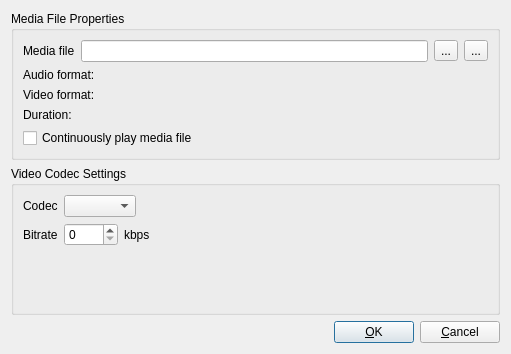
Qt form Client/qtTeamTalk/streammediafile.ui (Vector1990/TeamTalk5) before a commit.
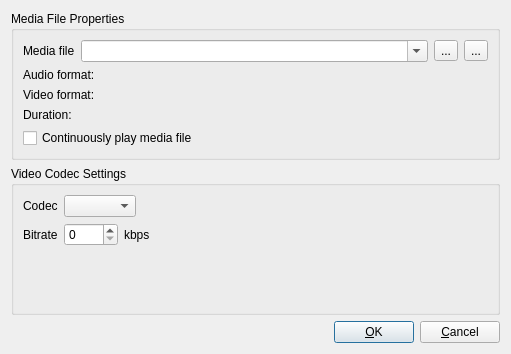
The same form after that commit. Icons and pictures are not drawn.

Commit message: Combobox of streamed files

```diff
--- a/Client/qtTeamTalk/streammediafile.ui
+++ b/Client/qtTeamTalk/streammediafile.ui
@@ -21,7 +21,7 @@
      </property>
      <layout class="QVBoxLayout" name="verticalLayout">
       <item>
-       <layout class="QHBoxLayout" name="horizontalLayout">
+       <layout class="QHBoxLayout" name="horizontalLayout" stretch="0,1,0,0">
         <item>
          <widget class="QLabel" name="label">
           <property name="text">
@@ -33,7 +33,11 @@
          </widget>
         </item>
         <item>
-         <widget class="QLineEdit" name="mediafileEdit"/>
+         <widget class="QComboBox" name="mediafileComboBox">
+          <property name="editable">
+           <bool>true</bool>
+          </property>
+         </widget>
         </item>
         <item>
          <widget class="QToolButton" name="toolButton">
```
Left out of the diff: 6 changed lines with no effect on the pictures. The commit also changes 3 other files.
